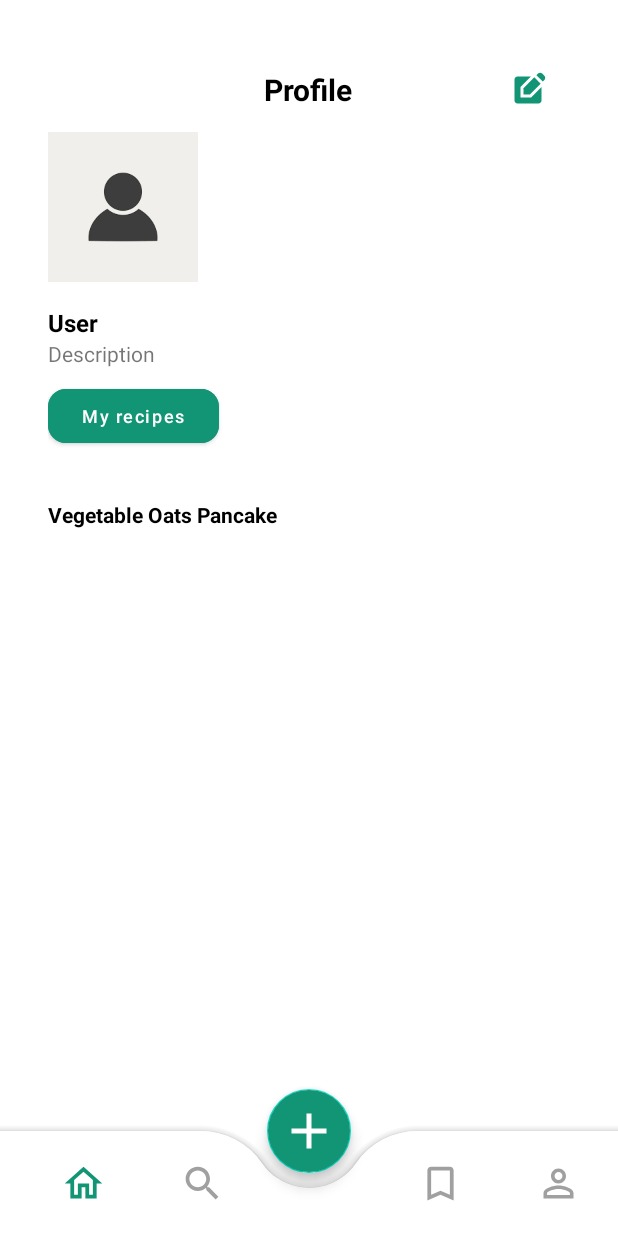
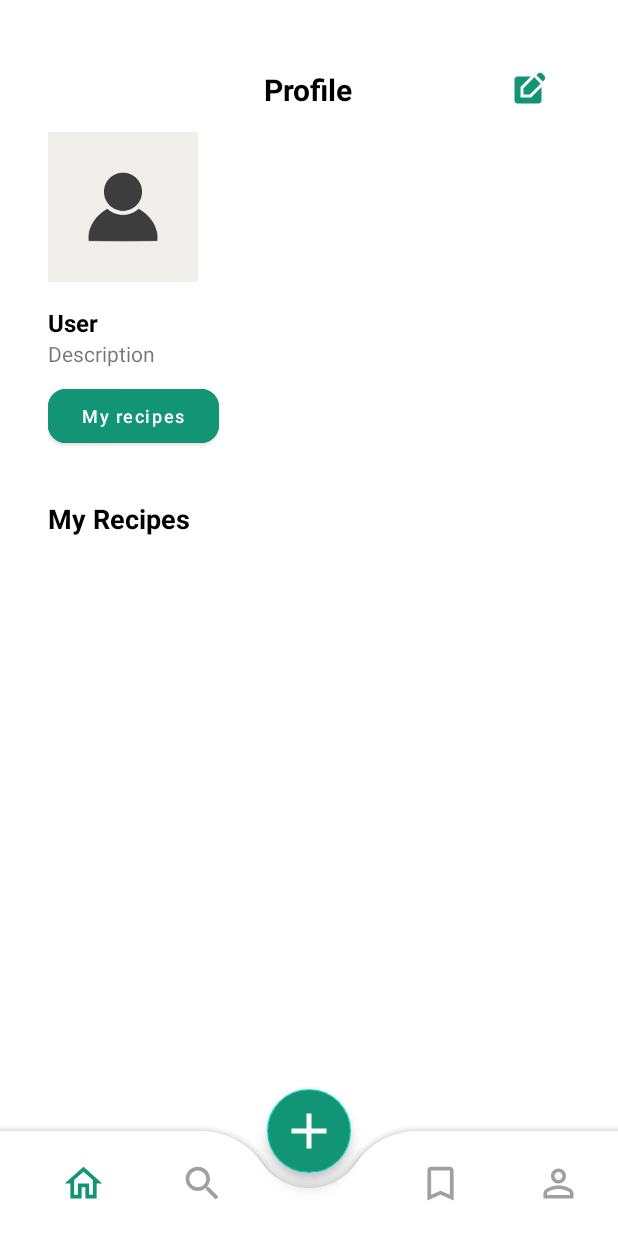
Before and after one commit to Hasindu071/GoodEats9, an Android app: the fragment profileFragment placed in its activity, on a phone screen of 412 x 824 dp. Run offline under Robolectric (Android 15) with nearby library versions, the phone set to English and light mode, and no system bars; our stand-ins replace Firebase (no records; nobody signed in at launch, a user with empty details on screens opened directly).

Commit message:
update the code 2

```diff
--- a/app/src/main/java/com/example/goodeats9/profileFragment.java
+++ b/app/src/main/java/com/example/goodeats9/profileFragment.java
@@ -8,9 +8,6 @@ import android.content.SharedPreferences;
 import android.net.Uri;
 import android.os.Bundle;
 import android.util.Log;
-import androidx.annotation.NonNull;
-import androidx.annotation.Nullable;
-import androidx.fragment.app.Fragment;
 import android.view.LayoutInflater;
 import android.view.View;
 import android.view.ViewGroup;
@@ -19,6 +16,10 @@ import android.widget.ImageButton;
 import android.widget.ImageView;
 import android.widget.TextView;
 import android.widget.Toast;
+
+import androidx.annotation.NonNull;
+import androidx.annotation.Nullable;
+import androidx.fragment.app.Fragment;
 
 import com.bumptech.glide.Glide;
 import com.google.firebase.auth.FirebaseAuth;
@@ -30,7 +31,6 @@ import com.google.firebase.database.FirebaseDatabase;
 import com.google.firebase.database.ValueEventListener;
 import com.google.firebase.storage.FirebaseStorage;
 import com.google.firebase.storage.StorageReference;
-import com.google.firebase.storage.UploadTask;
 
 public class profileFragment extends Fragment {
 
@@ -38,70 +38,64 @@ public class profileFragment extends Fragment {
     private String userId;
     private ImageView profileImage;
     private Uri imageUri;
-    private DatabaseReference reference;  // Reference to Firebase Database
+    private DatabaseReference reference;
+    private FirebaseAuth auth;
 
     @Override
-    public View onCreateView(LayoutInflater inflater, ViewGroup container,
-                             Bundle savedInstanceState) {
+    public View onCreateView(@NonNull LayoutInflater inflater, ViewGroup container, Bundle savedInstanceState) {
         // Inflate the layout for this fragment
         View view = inflater.inflate(R.layout.fragment_profile, container, false);
 
-        // Find the views by ID
+        // Initialize Firebase Auth
+        auth = FirebaseAuth.getInstance();
+
+        // Find views by ID
         ImageButton editProfileButton = view.findViewById(R.id.editProfileButton);
         profileImage = view.findViewById(R.id.profileImage);
         TextView userNameText = view.findViewById(R.id.userName);
         TextView userBioText = view.findViewById(R.id.userBio);
 
-        // Access SharedPreferences to get user data
+        // Get user details from SharedPreferences
         SharedPreferences sharedPreferences = requireActivity().getSharedPreferences("loginDetails", MODE_PRIVATE);
         String username = sharedPreferences.getString("UserName", "User");
         String email = sharedPreferences.getString("UserEmail", "Email");
         String description = sharedPreferences.getString("UserDescription", "Description");
 
-        // Set the user's name and description in the TextViews
+        // Set the user name and bio
         userNameText.setText(username);
         userBioText.setText(description);
 
-        // Get the current user's ID from Firebase Authentication
-        FirebaseUser currentUser = FirebaseAuth.getInstance().getCurrentUser();
+        // Get the current Firebase user
+        FirebaseUser currentUser = auth.getCurrentUser();
         if (currentUser != null) {
             userId = currentUser.getUid();
-            Log.d("ProfileFragment", "Current User ID: " + userId);
-
-            // Initialize Firebase database reference for the user
             reference = FirebaseDatabase.getInstance().getReference("users").child(userId);
-
-            // Fetch the profile image URL from Firebase Realtime Database
-            loadProfileImage();
+            loadProfileImage(); // Fetch profile image from Firebase
         } else {
-            Log.e("ProfileFragment", "User is not authenticated");
-            Toast.makeText(getActivity(), "User is not authenticated", Toast.LENGTH_SHORT).show();
+            Log.e("ProfileFragment", "User not authenticated");
+            Toast.makeText(getActivity(), "User not authenticated", Toast.LENGTH_SHORT).show();
         }
 
-        // Handle the click event for the Edit Profile button
+        // Edit profile button click listener
         editProfileButton.setOnClickListener(v -> {
             Intent intent = new Intent(getActivity(), edit_profile.class);
-            // Pass the user details to the edit profile activity
             intent.putExtra("name", username);
             intent.putExtra("email", email);
             intent.putExtra("description", description);
             startActivity(intent);
         });
 
-        // Handle profile image click to upload a new one
+        // Profile image click listener to open image chooser
         profileImage.setOnClickListener(v -> openImageChooser());
 
-        // Handle the click event for the View Recipe button
+        // View recipe button click listener
         Button viewRecipeButton = view.findViewById(R.id.viewRecipeButton);
-        viewRecipeButton.setOnClickListener(v -> {
-            Intent intent = new Intent(getActivity(), recipeMain.class);
-            startActivity(intent);
-        });
+        viewRecipeButton.setOnClickListener(v -> startActivity(new Intent(getActivity(), recipeMain.class)));
 
         return view;
     }
 
-    // Open the image chooser to select a profile image
+    // Open image chooser to select a profile image
     private void openImageChooser() {
         Intent intent = new Intent();
         intent.setType("image/*");
@@ -114,66 +108,51 @@ public class profileFragment extends Fragment {
         super.onActivityResult(requestCode, resultCode, data);
         if (requestCode == PICK_IMAGE_REQUEST && resultCode == RESULT_OK && data != null && data.getData() != null) {
             imageUri = data.getData();
-            profileImage.setImageURI(imageUri); // Show the selected image
-
-            // Now upload the selected image
-            uploadProfileImage(imageUri, userId);
+            profileImage.setImageURI(imageUri); // Temporarily display the selected image
+            uploadProfileImage(imageUri, userId); // Upload the selected image to Firebase
         }
     }
 
-    /**
-     * Uploads the profile image to Firebase Storage and saves the image URL to Firebase Realtime Database.
-     *
-     * @param imageUri The URI of the selected image.
-     * @param userId   The unique ID of the current user.
-     */
+    // Upload profile image to Firebase Storage and save its URL in Realtime Database
     private void uploadProfileImage(Uri imageUri, String userId) {
         if (imageUri != null) {
-            StorageReference storageReference = FirebaseStorage.getInstance().getReference("profile_images").child(userId + ".jpg");
+            StorageReference storageRef = FirebaseStorage.getInstance().getReference("profile_images").child(userId + ".jpg");
 
-            storageReference.putFile(imageUri).addOnSuccessListener(taskSnapshot ->
-                    storageReference.getDownloadUrl().addOnSuccessListener(uri -> {
-                        // Save the image URL to Firebase Realtime Database
-                        DatabaseReference userRef = FirebaseDatabase.getInstance().getReference("users").child(userId);
-                        userRef.child("profilePhotoUrl").setValue(uri.toString());
-
+            storageRef.putFile(imageUri).addOnSuccessListener(taskSnapshot ->
+                    storageRef.getDownloadUrl().addOnSuccessListener(uri -> {
+                        // Save image URL to Realtime Database
+                        reference.child("profilePhotoUrl").setValue(uri.toString());
                         Toast.makeText(getActivity(), "Profile image uploaded successfully", Toast.LENGTH_SHORT).show();
                     })
             ).addOnFailureListener(e -> {
-                // Handle the failure case
-                Toast.makeText(getActivity(), "Profile image upload failed", Toast.LENGTH_SHORT).show();
+                Log.e("ProfileFragment", "Image upload failed: " + e.getMessage());
+                Toast.makeText(getActivity(), "Failed to upload image", Toast.LENGTH_SHORT).show();
             });
         }
     }
 
-    /**
-     * Loads the profile image from Firebase Realtime Database.
-     */
+    // Load profile image from Firebase Database
     private void loadProfileImage() {
         reference.child("profilePhotoUrl").addListenerForSingleValueEvent(new ValueEventListener() {
             @Override
             public void onDataChange(@NonNull DataSnapshot snapshot) {
                 String profilePhotoUrl = snapshot.getValue(String.class);
-                Log.d("ProfileFragment", "Profile Photo URL: " + profilePhotoUrl);  // Log the URL for debugging
 
                 if (profilePhotoUrl != null && !profilePhotoUrl.isEmpty()) {
-                    // Load the profile image into the ImageView using Glide
                     Glide.with(profileFragment.this)
                             .load(profilePhotoUrl)
-                            .placeholder(R.drawable.placeholder_image)  // Optional placeholder image
-                            .error(R.drawable.error_image)  // Error placeholder
-                            .circleCrop()  // Circle cropping for profile image
+                            .placeholder(R.drawable.placeholder_image)
+                            .error(R.drawable.error_image)
+                            .circleCrop()
                             .into(profileImage);
                 } else {
-                    // Set a default image if no URL is found
                     profileImage.setImageResource(R.drawable.placeholder_image);
-                    Toast.makeText(getActivity(), "Profile image URL is missing", Toast.LENGTH_SHORT).show();
+                    Toast.makeText(getActivity(), "No profile image available", Toast.LENGTH_SHORT).show();
                 }
             }
 
             @Override
             public void onCancelled(@NonNull DatabaseError error) {
-                // Handle the error
                 Log.e("ProfileFragment", "Error loading profile image: " + error.getMessage());
                 profileImage.setImageResource(R.drawable.error_image);
                 Toast.makeText(getActivity(), "Failed to load profile image", Toast.LENGTH_SHORT).show();
--- a/app/src/main/res/layout/fragment_profile.xml
+++ b/app/src/main/res/layout/fragment_profile.xml
@@ -85,15 +85,26 @@
             app:layout_constraintVertical_bias="0.667" />
     </LinearLayout>
 
-    <!-- Recipe List Section -->
+    <!-- Dynamic Recipe List -->
     <TextView
         android:layout_width="wrap_content"
         android:layout_height="wrap_content"
-        android:text="Vegetable Oats Pancake"
+        android:text="My Recipes"
         android:textColor="@android:color/black"
         android:textStyle="bold"
+        android:textSize="18sp"
         android:layout_marginTop="16dp"
-        android:layout_marginStart="16dp"/>
+        android:layout_marginStart="16dp" />
+
+    <!-- RecyclerView for displaying recipe list dynamically -->
+    <androidx.recyclerview.widget.RecyclerView
+        android:id="@+id/recipeRecyclerView"
+        android:layout_width="match_parent"
+        android:layout_height="wrap_content"
+        android:layout_marginTop="8dp"
+        android:paddingStart="16dp"
+        android:paddingEnd="16dp"
+        android:scrollbars="vertical" />
 
 
 </LinearLayout>
```
